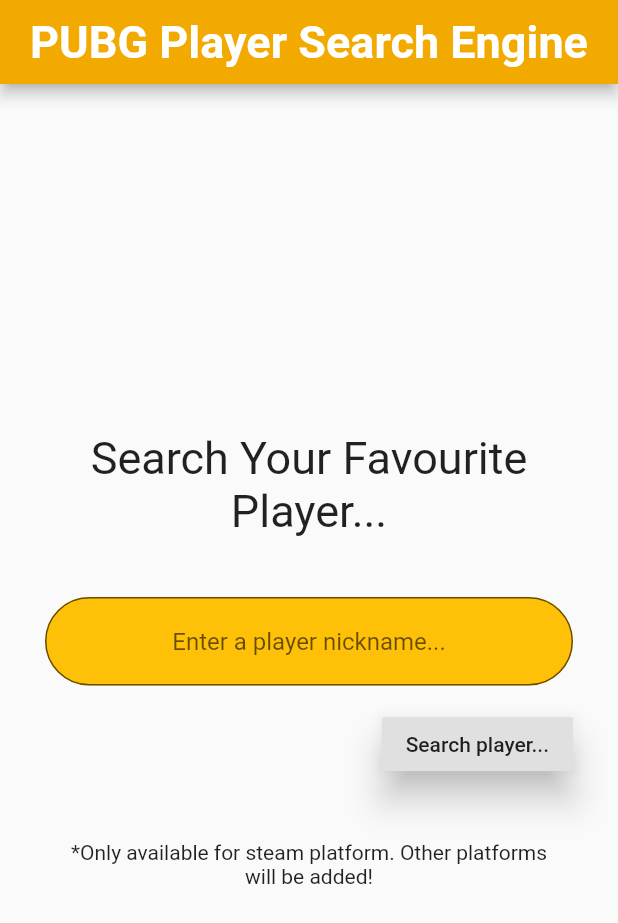
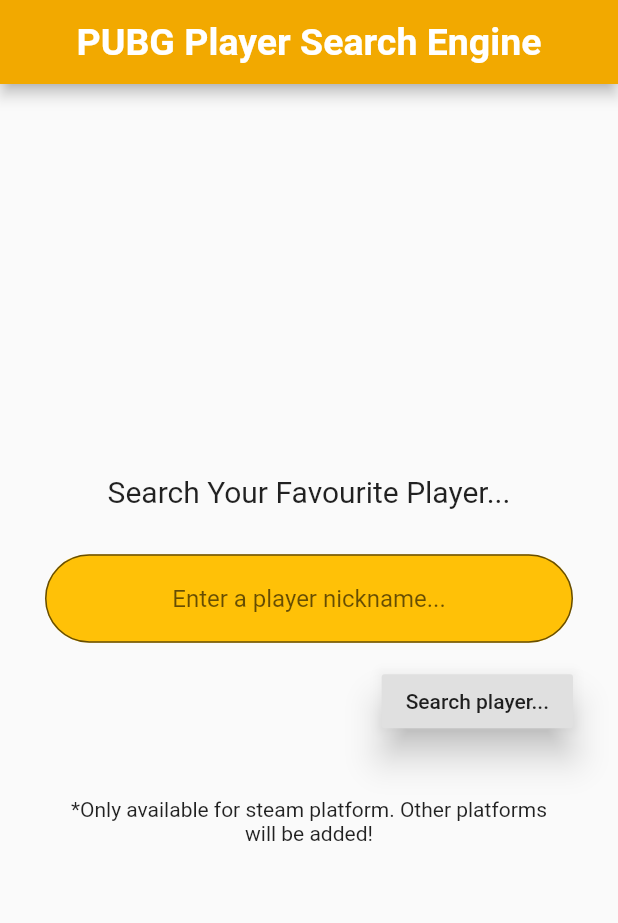
Before and after one commit to bireycikan/Pubg, a Flutter app: the screen it shows after launch, on a phone screen of 412 x 824 dp. Shown: the top 923 px of the screen. Run offline on Flutter 3.47's test engine with Material 2 defaults, Android fonts, the phone set to English and light mode, and no system bars; our stand-ins replace date_format, modal_progress_hud.

Commit message:
Visual improvements in search_screen and matchDetails_screen

```diff
--- a/lib/screens/search_screen.dart
+++ b/lib/screens/search_screen.dart
@@ -48,7 +48,7 @@ class _SearchPlayerScreenState extends State<SearchPlayerScreen> {
           'PUBG Player Search Engine',
           style: TextStyle(
             fontWeight: FontWeight.bold,
-            fontSize: 30.0,
+            fontSize: 25.0,
           ),
         ),
         backgroundColor: Color(0xFFF2A900),
@@ -64,18 +64,20 @@ class _SearchPlayerScreenState extends State<SearchPlayerScreen> {
                 SizedBox(
                   height: 40.0,
                 ),
-                Padding(
+                Flexible(
+                  child: Padding(
                     padding: EdgeInsets.only(left: 30.0, right: 30.0),
                     child: Text(
                       'Search Your Favourite Player...',
                       textAlign: TextAlign.center,
                       style: TextStyle(
-                      fontSize: 30.0,
+                        fontSize: 20.0,
+                      ),
                     ),
                   ),
                 ),
                 SizedBox(
-                  height: 30.0,
+                  height: 20.0,
                 ),
                 Padding(
                   padding: EdgeInsets.only(left: 30.0, right: 30.0, top: 10.0),
@@ -105,7 +107,8 @@ class _SearchPlayerScreenState extends State<SearchPlayerScreen> {
                 SizedBox(
                   height: 15.0,
                 ),
-                Row(
+                Flexible(
+                  child: Row(
                     mainAxisAlignment: MainAxisAlignment.end,
                     children: <Widget>[
                       Padding(
@@ -129,6 +132,7 @@ class _SearchPlayerScreenState extends State<SearchPlayerScreen> {
                       ),
                     ],
                   ),
+                ),
                 Flexible(
                   child: Padding(
                     padding: EdgeInsets.all(40.0),
```
Also changed, not shown: lib/screens/matchDetails_screen.dart (+13 -1 lines). Lines whose indentation alone changed are shown as unchanged.
